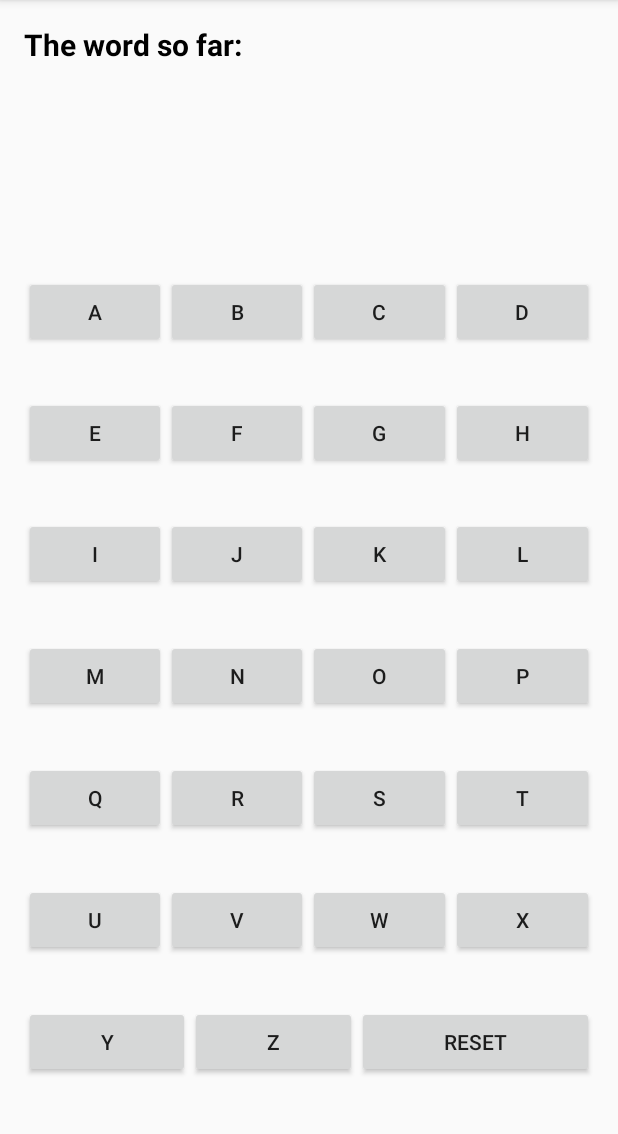
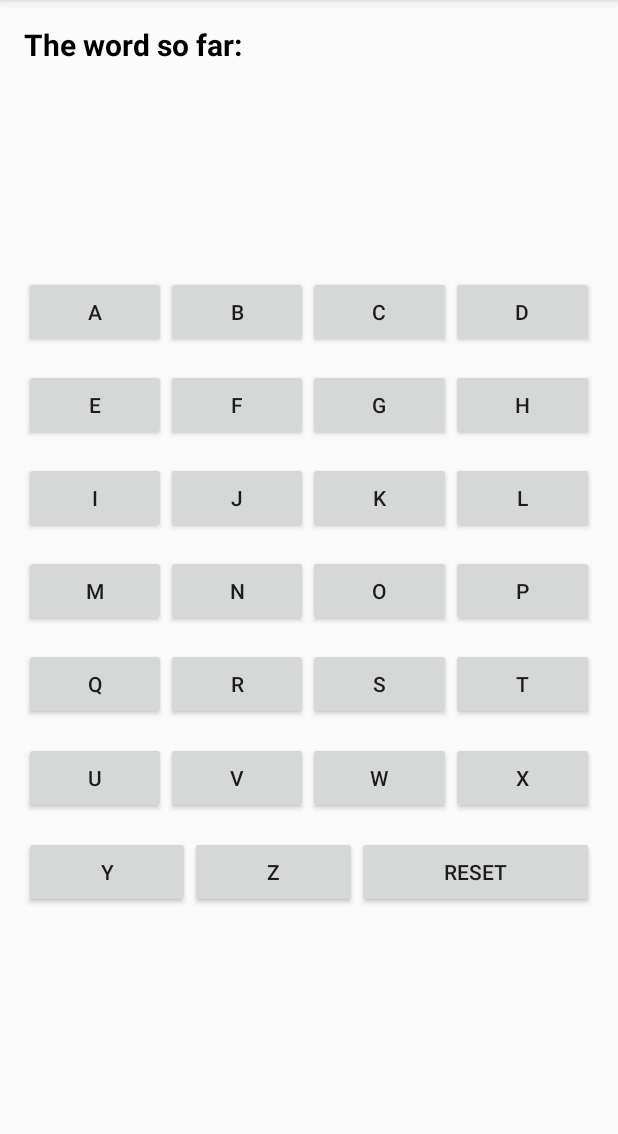
Before and after one commit to roseanna/Hangman, an Android app: the screen it shows after launch (MainActivity), on a phone screen of 412 x 824 dp, the part 84-1218 px from its top. Run offline under Robolectric (Android 15) with nearby library versions, the phone set to English and light mode, and no system bars.

Commit message:
I think this version looks a bit better

```diff
--- a/app/src/main/res/layout/activity_main.xml
+++ b/app/src/main/res/layout/activity_main.xml
@@ -49,7 +49,7 @@
         <LinearLayout
             android:layout_width="fill_parent"
             android:layout_height="wrap_content"
-            android:layout_weight="1">
+            android:layout_weight=".1">
             <Button
                 android:id="@+id/a"
                 android:text="a"
@@ -78,7 +78,7 @@
         <LinearLayout
             android:layout_width="fill_parent"
             android:layout_height="wrap_content"
-            android:layout_weight="1">
+            android:layout_weight=".1">
             <Button
                 android:id="@+id/e"
                 android:text="e"
@@ -107,7 +107,7 @@
         <LinearLayout
             android:layout_width="fill_parent"
             android:layout_height="wrap_content"
-            android:layout_weight="1">
+            android:layout_weight=".1">
             <Button
                 android:id="@+id/i"
                 android:text="i"
@@ -136,7 +136,7 @@
         <LinearLayout
             android:layout_width="fill_parent"
             android:layout_height="wrap_content"
-            android:layout_weight="1">
+            android:layout_weight=".1">
             <Button
                 android:id="@+id/m"
                 android:text="m"
@@ -165,7 +165,7 @@
         <LinearLayout
             android:layout_width="fill_parent"
             android:layout_height="wrap_content"
-            android:layout_weight="1">
+            android:layout_weight=".1">
             <Button
                 android:id="@+id/q"
                 android:text="q"
@@ -194,7 +194,7 @@
         <LinearLayout
             android:layout_width="fill_parent"
             android:layout_height="wrap_content"
-            android:layout_weight="1">
+            android:layout_weight=".1">
             <Button
                 android:id="@+id/u"
                 android:text="u"
```
